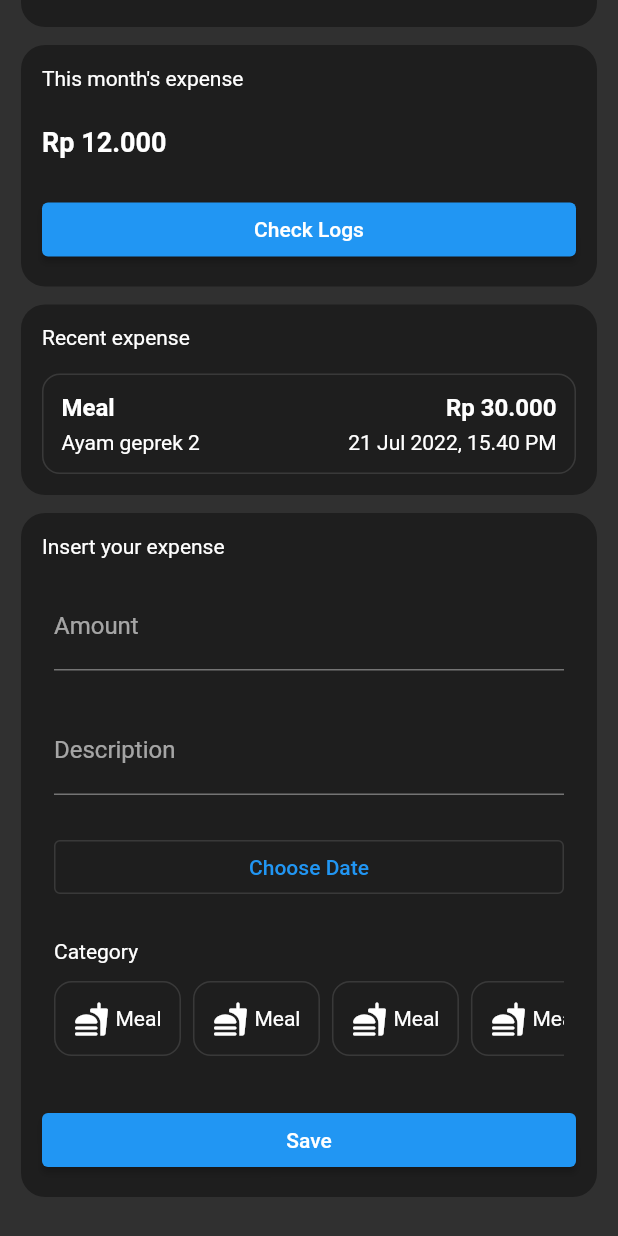
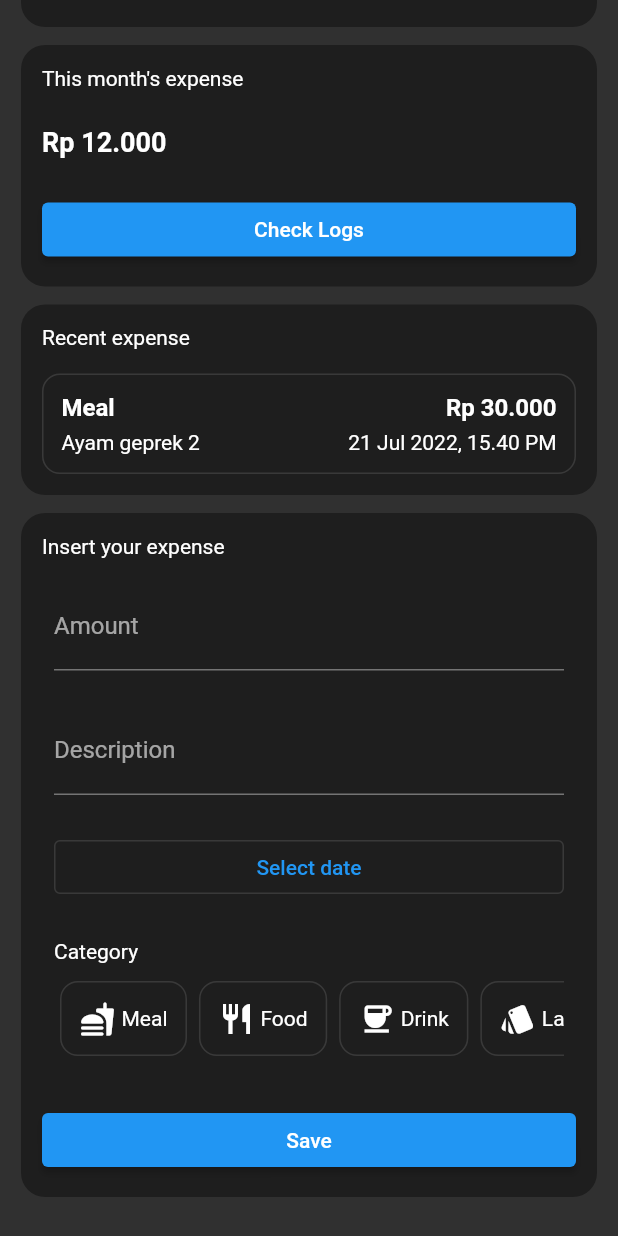
Before and after one commit to fikrihkll/flutter_myduit, a Flutter app: the HomePage screen opened by its route, scrolled down 107 dp, after a tap on "Save", on a phone screen of 412 x 824 dp. Run offline on Flutter 3.47's test engine with Material 2 defaults, Android fonts, the phone set to English and light mode, and no system bars; our stand-ins replace cloud_firestore, firebase_auth, firebase_core, google_sign_in; accounts and stored records are empty.

Commit message:
Fix some inputs in the insert expense (#7)
* configure the homepage layout

* configure layout once more and unfinished date input

* finished insert to firestore

* optimize the category to input

* fix user's id didn't stored in firestore when insert expense

* change the width when a category is pressed

```diff
--- a/lib/core/firebase_util.dart
+++ b/lib/core/firebase_util.dart
@@ -80,5 +80,11 @@ class FirebaseUtil {
 
   static signOut() async {
     await FirebaseAuth.instance.signOut();
+
+  }
+
+  static String getUID() {
+    return FirebaseAuth.instance.currentUser!.uid;
+
   }
 }
--- /dev/null
+++ b/lib/core/icon_util.dart
@@ -0,0 +1,38 @@
+import 'package:flutter/material.dart';
+
+class IconUtil{
+
+  static IconData getIconFromString(String icon){
+    switch(icon){
+      case 'Meal':
+        return Icons.fastfood_rounded;
+      case 'Food':
+        return Icons.restaurant;
+      case 'Drink':
+        return Icons.coffee;
+      case 'Laundry':
+        return Icons.style;
+      case 'E-Money':
+        return Icons.credit_card;
+      case 'Transportation':
+        return Icons.directions_train_sharp;
+      case 'Tools':
+        return Icons.home_repair_service;
+      case 'Toiletries':
+        return Icons.shower;
+      case 'Electricity':
+        return Icons.bolt;
+      case 'Daily Needs':
+        return Icons.backpack;
+      case 'Subscription':
+        return Icons.subscriptions;
+      case 'Shopping':
+        return Icons.shopping_bag;
+      case 'Others':
+        return Icons.menu;
+      default:
+        return Icons.fastfood_rounded;
+    }
+  }
+
+}
--- a/lib/features/data/models/expense_model.dart
+++ b/lib/features/data/models/expense_model.dart
@@ -26,16 +26,43 @@ class ExpenseModel {
   });
 
   static Map<String, dynamic> toFirestore(ExpenseModel model){
-    return {
+    var dataModel = {
       "id": model.id.isEmpty ? null : model.id,
       "category": model.category,
-      "nominal": model.nominal,
+      "nominal": int.parse(model.nominal),
       "description": model.description,
       "date": model.date,
       "monthly_date_code": model.monthlyDateCode,
       "daily_date_code": model.dailyDateCode,
-      "timestamp": model.timestamp.isEmpty ? null : model.timestamp,
+      "userID": model.userId,
+      "timestamp": model.timestamp.isEmpty ? FieldValue.serverTimestamp() : null,
       "updated_at": model.updated_at.isEmpty ? FieldValue.serverTimestamp() : null,
     };
+    if (dataModel["id"] == null)  {
+      dataModel.remove("id");
+    }
+    return dataModel;
   }
 }
+
+class ExpenseCategory {
+  String name;
+
+  ExpenseCategory(this.name);
+}
+
+var categoryNameList = [
+  ExpenseCategory('Meal'),
+  ExpenseCategory('Food'),
+  ExpenseCategory('Drink'),
+  ExpenseCategory('Laundry'),
+  ExpenseCategory('E-Money'),
+  ExpenseCategory('Transportation'),
+  ExpenseCategory('Tools'),
+  ExpenseCategory('Toiletries'),
+  ExpenseCategory('Electricity'),
+  ExpenseCategory('Daily Needs'),
+  ExpenseCategory('Subscription'),
+  ExpenseCategory('Shopping'),
+  ExpenseCategory('Others'),
+];
--- /dev/null
+++ b/lib/features/presentation/pages/home/category_widget.dart
@@ -0,0 +1,48 @@
+import 'package:flutter/material.dart';
+import 'package:myduit/core/icon_util.dart';
+import 'package:myduit/features/data/models/expense_model.dart';
+
+class CategoryWidget extends StatelessWidget {
+  final Function(int position) onAreaClicked;
+  final int itemPosition;
+  final ExpenseCategory category;
+  final bool isSelected;
+
+  const CategoryWidget({Key? key, required this.itemPosition, required this.category, required this.onAreaClicked, required this.isSelected}) : super(key: key);
+
+
+  @override
+  Widget build(BuildContext context) {
+    return InkWell(
+      onTap: () {
+        onAreaClicked(itemPosition);
+      },
+      borderRadius: BorderRadius.circular(12),
+      child: Container(
+        padding: EdgeInsets.all(12),
+        decoration: BoxDecoration(
+            borderRadius: BorderRadius.circular(12),
+            border: isSelected ?
+            Border.all(
+              color: Colors.lightBlue,
+              width: 1,
+            )
+                : Border.all(
+              color: Colors.white12,
+              width: 1,
+            )
+        ),
+        child: Row(
+          children: <Widget>[
+            Icon(
+              IconUtil.getIconFromString(category.name),
+              size: 24,
+            ),
+            SizedBox(width: 4,),
+            Text(category.name),
+          ],
+        ),
+      ),
+    );
+  }
+}
--- a/lib/features/presentation/pages/home/home_page.dart
+++ b/lib/features/presentation/pages/home/home_page.dart
@@ -3,7 +3,7 @@ import 'package:myduit/core/firebase_util.dart';
 import 'package:cloud_firestore/cloud_firestore.dart';
 import 'package:myduit/features/data/models/expense_model.dart';
 import 'package:myduit/features/data/repositories/expense_repository.dart';
-import 'package:myduit/features/presentation/widgets/datePicker_widget.dart';
+import 'package:myduit/features/presentation/pages/home/category_widget.dart';
 import 'package:myduit/features/presentation/pages/route.dart' as route;
 
 class HomePage extends StatefulWidget {
@@ -15,10 +15,13 @@ class HomePage extends StatefulWidget {
 
 class _HomePageState extends State<HomePage> {
   String? name;
-  // String date = "${datePick}/${_selectedDate.value.year}";
+  String dateText = "Select date";
+  late String monthlyDateCode;
+  late String dailyDateCode;
   final TextEditingController _nominalController = TextEditingController();
   final TextEditingController _descController = TextEditingController();
   late ExpenseRepository expenseRepository;
+  int selectedCategoryPosition = -1;
 
   @override
   void initState() {
@@ -198,7 +201,12 @@ class _HomePageState extends State<HomePage> {
               child: Row(
                 children: [
                   Expanded(
-                    child: DatePicker(restorationId: 'home'),
+                    child: OutlinedButton(
+                      onPressed: () {
+                        showDate();
+                      },
+                      child: Text(dateText),
+                    ),
                   ),
                 ],
               ),
@@ -212,113 +220,27 @@ class _HomePageState extends State<HomePage> {
                   Text("Category"),
                   SizedBox(height: 12,),
                   SizedBox(
-                    height: 50,
-                    child: ListView(
-                      scrollDirection: Axis.horizontal,
-                      children: [
-                        InkWell(
-                          onTap: () {},
-                          borderRadius: BorderRadius.circular(12),
-                          child: Container(
-                            padding: EdgeInsets.all(12),
-                            decoration: BoxDecoration(
-                              borderRadius: BorderRadius.circular(12),
-                              border: Border.all(
-                                color: Colors.white12,
-                                width: 1,
-                              )
-                            ),
-                            child: Row(
-                              children: [
-                                Icon(
-                                  Icons.fastfood_rounded,
-                                  size: 24,
-                                ),
-                                SizedBox(width: 4,),
-                                Text("Meal"),
-                              ],
-                            ),
-                          ),
-                        ),
-                        SizedBox(width: 8),
-                        InkWell(
-                          onTap: () {},
-                          borderRadius: BorderRadius.circular(12),
-                          child: Container(
-                            padding: EdgeInsets.all(12),
-                            decoration: BoxDecoration(
-                              borderRadius: BorderRadius.circular(12),
-                              border: Border.all(
-                                color: Colors.white12,
-                                width: 1,
-                              )
-                            ),
-                            child: Row(
-                              children: [
-                                Icon(
-                                  Icons.fastfood_rounded,
-                                  size: 24,
-                                ),
-                                SizedBox(width: 4,),
-                                Text("Meal"),
-                              ],
-                            ),
-                          ),
-                        ),
-                        SizedBox(width: 8),
-                        InkWell(
-                          onTap: () {},
-                          borderRadius: BorderRadius.circular(12),
-                          child: Container(
-                            padding: EdgeInsets.all(12),
-                            decoration: BoxDecoration(
-                              borderRadius: BorderRadius.circular(12),
-                              border: Border.all(
-                                color: Colors.white12,
-                                width: 1,
-                              )
-                            ),
-                            child: Row(
-                              children: [
-                                Icon(
-                                  Icons.fastfood_rounded,
-                                  size: 24,
-                                ),
-                                SizedBox(width: 4,),
-                                Text("Meal"),
-                              ],
-                            ),
-                          ),
-                        ),
-                        SizedBox(width: 8),
-                        InkWell(
-                          onTap: () {},
-                          borderRadius: BorderRadius.circular(12),
-                          child: Container(
-                            padding: EdgeInsets.all(12),
-                            decoration: BoxDecoration(
-                              borderRadius: BorderRadius.circular(12),
-                              border: Border.all(
-                                color: Colors.white12,
-                                width: 1,
-                              )
-                            ),
-                            child: Row(
-                              children: [
-                                Icon(
-                                  Icons.fastfood_rounded,
-                                  size: 24,
-                                ),
-                                SizedBox(width: 4,),
-                                Text("Meal"),
-                              ],
-                            ),
-                          ),
-                        ),
-                        SizedBox(width: 8),
-                      ],
-                    ),
-                  )
+                height: 50,
+                child: ListView.builder(
+                  itemBuilder: ((context, index) {
+                    final ExpenseCategory categoryList = categoryNameList[index];
+                    return Padding(
+                      padding: EdgeInsets.only(left: 4, right: 4),
+                      child: CategoryWidget(
+                        itemPosition: index,
+                        isSelected: selectedCategoryPosition == index,
+                        category: categoryList,
+                        onAreaClicked: (itemPosition){
+                          selectedCategoryPosition = itemPosition;
+                          setState(() {});
+                        },
+                      ),
+                    );
+                  }),
+                  itemCount: categoryNameList.length,
+                  scrollDirection: Axis.horizontal,
+                ),
+              ),
                 ],
               ),
             ),
@@ -331,18 +253,18 @@ class _HomePageState extends State<HomePage> {
                   Expanded(
                     child: ElevatedButton(
                       onPressed: () {
-                        // _insertExpense(
-                        //   "",
-                        //   "Meal",
-                        //   _nominalController.text,
-                        //   _descController.text,
-                        //   ,
-                        //   monthCode,
-                        //   dailyCode,
-                        //   uid,
-                        //   timestamp,
-                        //   updated_at,
-                        //   context),
+                        _insertExpense(
+                          "",
+                          categoryNameList[selectedCategoryPosition].name,
+                          _nominalController.text,
+                          _descController.text,
+                          dateText,
+                          monthlyDateCode,
+                          dailyDateCode,
+                          FirebaseUtil.getUID(),
+                          "",
+                          "",
+                          context);
                       },
                       child: Text(
                           "Save"
@@ -457,12 +379,18 @@ class _HomePageState extends State<HomePage> {
     );
   }
 
-  Future<void> showDatePicker() async {
-    // var result = await showDatePicker(
-    //     context: context,
-    //     initialDate: DateTime.now(),
-    //     firstDate: DateTime(DateTime.now().year-1),
-    //     lastDate: DateTime(DateTime.now().year+1));
+  Future<void> showDate() async {
+    var result = await showDatePicker(
+        context: context,
+        initialDate: DateTime.now(),
+        firstDate: DateTime(DateTime.now().year-1),
+        lastDate: DateTime(DateTime.now().year+1));
+    if (result != null) {
+      dateText = "${result.year}-${result.month}-${result.day}";
+      dailyDateCode = "${result.day}-${result.month}-${result.year}";
+      monthlyDateCode = "${result.month}-${result.year}";
+      setState(() {});
+    }
   }
 
   Future<void> _insertExpense(String id, String category, String nominal, String desc, String date, String monthCode, String dailyCode, String uid, String timestamp, String updated_at, BuildContext context) async {
@@ -481,6 +409,9 @@ class _HomePageState extends State<HomePage> {
           updated_at: "")
       );
       ScaffoldMessenger.of(context).showSnackBar(const SnackBar(content: Text("Insert successful")));
+      _descController.clear();
+      _nominalController.clear();
+      dateText = "Select date";
     } else if (category == null && nominal == null && desc == null){
       ScaffoldMessenger.of(context).showSnackBar(const SnackBar(content: Text("Fill the inputs")));
     }
```
